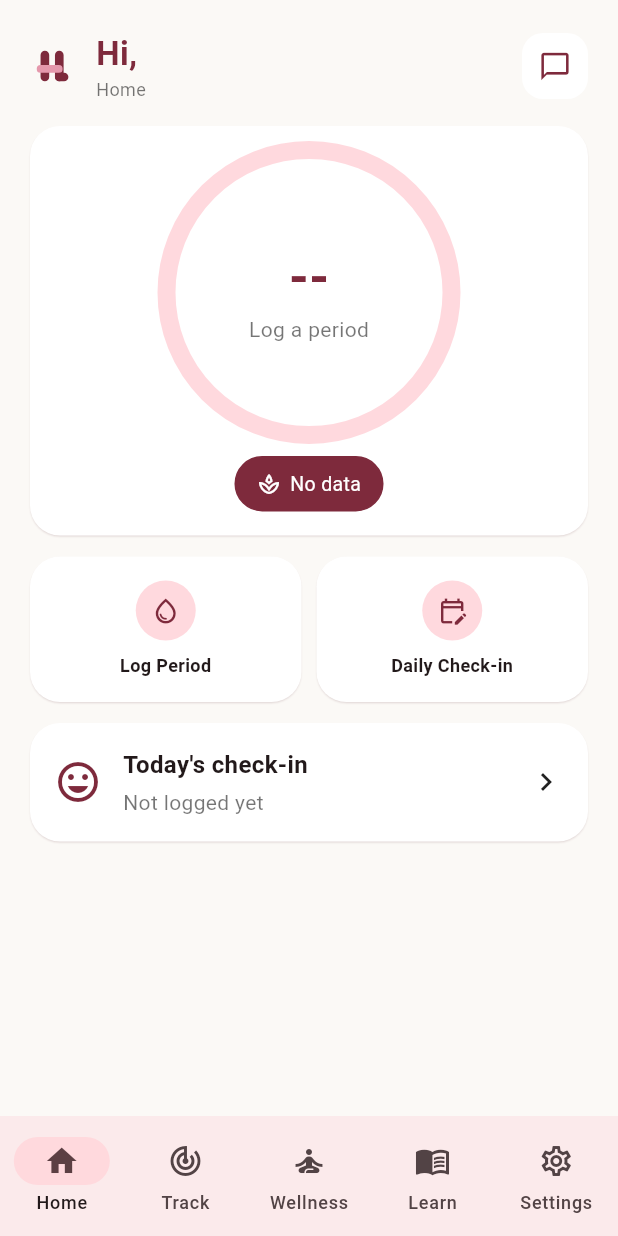
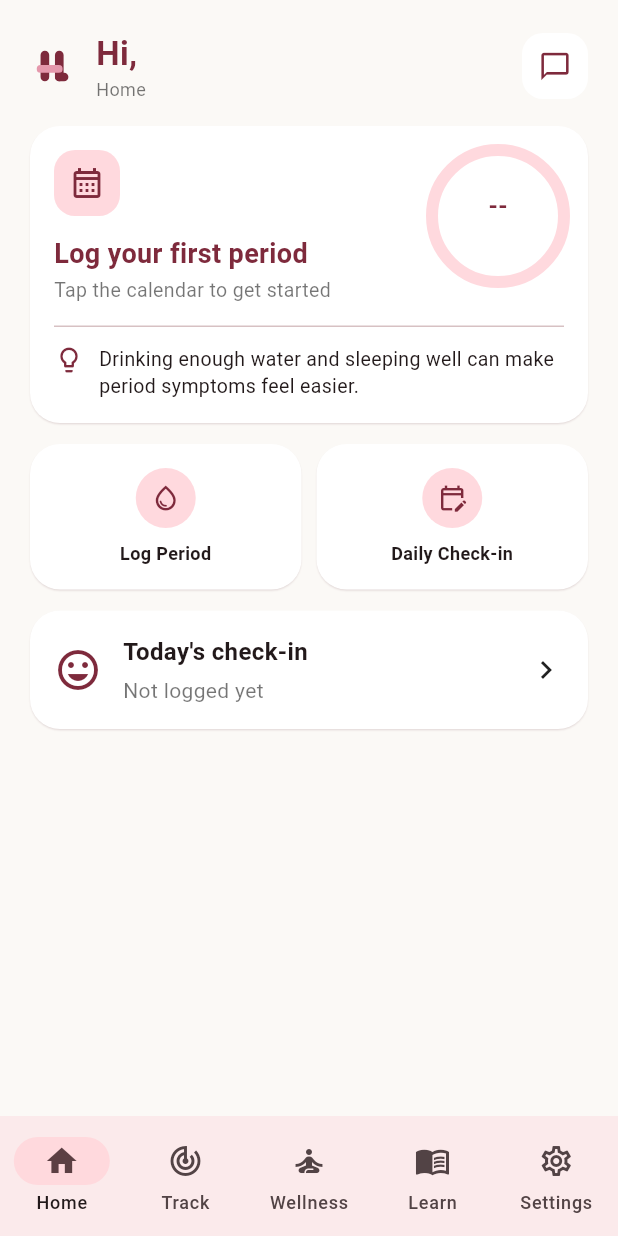
Before and after one commit to garimatilwankar/HerLife, a Flutter app: the MainNavigation screen opened directly, on a phone screen of 412 x 824 dp. Run offline on Flutter 3.47's test engine with Material 3 defaults, Android fonts, the phone set to English and light mode, and no system bars; our stand-ins replace dio, flutter_secure_storage, shared_preferences; accounts and stored records are empty; network calls fail; Roboto replaces fonts that are missing (sans).

Commit message:
feat: combined Home top card with daily stage-based fact

```diff
--- /dev/null
+++ b/lib/core/health_facts.dart
@@ -0,0 +1,68 @@
+import 'package:herlife/core/stages.dart';
+
+/// Short facts shown on Home. One new fact each day.
+/// Write new ones in your own words from trusted sources (ACOG, NHS, WHO).
+class HealthFacts {
+  static const _general = <String>[
+    'Cycle length is counted from the first day of one period to the first day of the next.',
+    'Stress and changes in sleep can shift when a period arrives.',
+    'Gentle movement like walking or stretching can ease cramps for many people.',
+    'Drinking enough water and sleeping well can make period symptoms feel easier.',
+    'Lentils, chickpeas and leafy greens are good iron-rich foods.',
+  ];
+
+  static const _byStage = <String, List<String>>{
+    LifeStages.adolescence: [
+      'In the first years after periods begin, cycles can be irregular. This is common while hormones settle.',
+      'Teen cycles can be anywhere from 21 to 45 days in the first years.',
+      'Most people get their first period between ages 10 and 15.',
+      'Calcium builds strong bones in the teen years. Milk, curd, ragi and sesame are good sources.',
+      'Changing your pad every few hours keeps you comfortable and fresh.',
+    ],
+    LifeStages.menstruation: [
+      'Your cycle has four phases: menstrual, follicular, ovulation and luteal.',
+      'Ovulation usually happens about 14 days before the next period, not always on day 14.',
+      'Tracking a few cycles helps you see what is normal for you.',
+      'A heat pack can ease cramps. If pain stops you from daily activities, talk to a doctor.',
+      'Many people feel more energetic in the first half of the cycle.',
+    ],
+    LifeStages.pregnancy: [
+      'Folic acid is recommended before and in early pregnancy. Your doctor will guide you on supplements.',
+      'Staying hydrated can help with tiredness and constipation during pregnancy.',
+      'Regular check-ups let your doctor follow your health and your baby\'s growth.',
+      'Gentle walking is fine for many pregnancies. Check with your doctor first.',
+      'Most people first feel baby movements between 18 and 25 weeks.',
+    ],
+    LifeStages.postpartum: [
+      'Bleeding after birth can last several weeks. Tell your doctor if it suddenly becomes heavy.',
+      'Feeling emotional in the first two weeks is common. If low mood lasts longer, please reach out for support.',
+      'There is no deadline for feeling like yourself again. Rest when you can.',
+      'Pelvic floor exercises can help recovery after birth.',
+      'Drinking water and eating regularly helps your energy, especially while feeding.',
+    ],
+    LifeStages.perimenopause: [
+      'Perimenopause often begins in the 40s. Cycles can get shorter, longer or skip.',
+      'Hot flashes and sleep changes are common while hormones fluctuate.',
+      'Strength training and weight-bearing exercise help protect your bones.',
+      'A cool bedroom and slow cooling breaths can help with night sweats.',
+      'Pregnancy is still possible during perimenopause.',
+    ],
+    LifeStages.menopause: [
+      'Menopause is confirmed after 12 months without a period.',
+      'Calcium, vitamin D and weight-bearing exercise support bone health.',
+      'Any bleeding after menopause should be checked by a doctor.',
+      'Walking, balanced meals and regular blood pressure checks support heart health.',
+      'A fixed bedtime and less screen time can help you sleep better.',
+    ],
+  };
+
+  /// The fact for today. The same fact all day, a new one tomorrow.
+  static String forToday(String? stage, DateTime today) {
+    final pool = <String>[
+      ...(_byStage[LifeStages.normalize(stage)] ?? const <String>[]),
+      ..._general,
+    ];
+    final dayOfYear = today.difference(DateTime(today.year, 1, 1)).inDays;
+    return pool[dayOfYear % pool.length];
+  }
+}
--- /dev/null
+++ b/lib/core/tab_nav.dart
@@ -0,0 +1,7 @@
+import 'package:flutter/foundation.dart';
+
+/// Change the bottom tab from anywhere: TabNav.index.value = 1;
+/// 0 Home, 1 Track, 2 Wellness, 3 Learn, 4 Settings.
+class TabNav {
+  static final ValueNotifier<int> index = ValueNotifier<int>(0);
+}
--- a/lib/main.dart
+++ b/lib/main.dart
@@ -14,6 +14,7 @@ import 'package:herlife/widgets/herlife_logo.dart';
 import 'package:herlife/core/network/api_client.dart';
 import 'package:herlife/core/config/app_config.dart';
 import 'package:herlife/widgets/server_config_dialog.dart';
+import 'package:herlife/core/tab_nav.dart';
 
 void main() async {
   WidgetsFlutterBinding.ensureInitialized();
@@ -232,11 +233,30 @@ class _MainNavigationState extends State<MainNavigation> {
 
   final List<Widget> screens = const [
     HomeTab(),
-    TrackTab(), // will hold the merged Track + Insights content
+    TrackTab(),
     WellnessTab(),
     LearnTab(),
     SettingsScreen(),
   ];
+
+  @override
+  void initState() {
+    super.initState();
+    TabNav.index.value = 0;
+    TabNav.index.addListener(_onTabChange);
+  }
+
+  @override
+  void dispose() {
+    TabNav.index.removeListener(_onTabChange);
+    super.dispose();
+  }
+
+  void _onTabChange() {
+    if (mounted && TabNav.index.value != currentIndex) {
+      setState(() => currentIndex = TabNav.index.value);
+    }
+  }
 
   @override
   Widget build(BuildContext context) {
@@ -244,7 +264,7 @@ class _MainNavigationState extends State<MainNavigation> {
       body: IndexedStack(index: currentIndex, children: screens),
       bottomNavigationBar: NavigationBar(
         selectedIndex: currentIndex,
-        onDestinationSelected: (i) => setState(() => currentIndex = i),
+        onDestinationSelected: (i) => TabNav.index.value = i,
         destinations: const [
           NavigationDestination(
             icon: Icon(Icons.home_outlined),
@@ -276,6 +296,7 @@ class _MainNavigationState extends State<MainNavigation> {
     );
   }
 }
+
 class CheckInScreen extends StatefulWidget {
   const CheckInScreen({super.key});
 
--- a/lib/screens/tabs/home_tab.dart
+++ b/lib/screens/tabs/home_tab.dart
@@ -1,4 +1,6 @@
 import 'package:flutter/material.dart';
+import 'package:herlife/core/health_facts.dart';
+import 'package:herlife/core/tab_nav.dart';
 import 'package:herlife/main.dart' show CheckInScreen;
 import 'package:herlife/screens/tabs/ui.dart';
 import 'package:herlife/widgets/herlife_header.dart';
@@ -13,10 +15,27 @@ class HomeTab extends StatefulWidget {
 class _HomeTabState extends State<HomeTab> {
   HerData? d;
 
+  static const _short = [
+    'Jan', 'Feb', 'Mar', 'Apr', 'May', 'Jun',
+    'Jul', 'Aug', 'Sep', 'Oct', 'Nov', 'Dec'
+  ];
+
   @override
   void initState() {
     super.initState();
     _load();
+    // Reload when the user comes back to this tab.
+    TabNav.index.addListener(_onTab);
+  }
+
+  @override
+  void dispose() {
+    TabNav.index.removeListener(_onTab);
+    super.dispose();
+  }
+
+  void _onTab() {
+    if (TabNav.index.value == 0) _load();
   }
 
   Future<void> _load() async {
@@ -41,35 +60,110 @@ class _HomeTabState extends State<HomeTab> {
   Future<void> _checkIn() async {
     await Navigator.push(
       context,
-      MaterialPageRoute(
-        builder: (_) => const CheckInScreen(),
-      ),
+      MaterialPageRoute(builder: (_) => const CheckInScreen()),
     );
 
     _load();
   }
 
+  String _day(DateTime x) => '${x.day} ${_short[x.month - 1]}';
 
-  Widget _ring(HerData d) {
+  Widget _topCard(HerData d) {
+    final today = d.today;
+    final cycle = d.avg.round();
     final has = d.cycleDay > 0;
-    final cycle = d.avg.round();
-    final toNext = d.next?.difference(d.today).inDays;
+    final last = d.last;
+
+    // Are we inside a period right now?
+    int? periodDay;
+    if (last != null) {
+      final end =
+          d.ends[last.toIso8601String()] ?? last.add(const Duration(days: 4));
+      if (!today.isBefore(last) && !today.isAfter(end)) {
+        periodDay = today.difference(last).inDays + 1;
+      }
+    }
+
+    String headline;
+    String sub;
+    if (periodDay != null) {
+      headline = 'Period day $periodDay';
+      sub = 'Be gentle with yourself today';
+    } else if (d.next != null) {
+      final toNext = d.next!.difference(today).inDays;
+      if (toNext > 0) {
+        headline = 'Next period around ${_day(d.next!)}';
+        sub = 'In about $toNext days';
+      } else if (toNext == 0) {
+        headline = 'Next period around today';
+        sub = 'It can arrive a day or two either side';
+      } else {
+        headline = 'Period may be a little late';
+        sub = 'Predicted ${-toNext} days ago. That can happen.';
+      }
+    } else {
+      headline = 'Log your first period';
+      sub = 'Tap the calendar to get started';
+    }
 
     return AppCard(
       child: Column(
+        crossAxisAlignment: CrossAxisAlignment.start,
         children: [
+          Row(
+            crossAxisAlignment: CrossAxisAlignment.start,
+            children: [
+              Expanded(
+                child: Column(
+                  crossAxisAlignment: CrossAxisAlignment.start,
+                  children: [
+                    Material(
+                      color: kBlush,
+                      borderRadius: BorderRadius.circular(14),
+                      child: InkWell(
+                        onTap: () => TabNav.index.value = 1,
+                        borderRadius: BorderRadius.circular(14),
+                        child: const Padding(
+                          padding: EdgeInsets.all(10),
+                          child: Icon(
+                            Icons.calendar_month_outlined,
+                            color: kWine,
+                            size: 24,
+                          ),
+                        ),
+                      ),
+                    ),
+                    const SizedBox(height: 12),
+                    Text(
+                      headline,
+                      style: const TextStyle(
+                        fontSize: 18,
+                        fontWeight: FontWeight.bold,
+                        color: kWine,
+                      ),
+                    ),
+                    const SizedBox(height: 2),
+                    Text(
+                      sub,
+                      style: const TextStyle(
+                        fontSize: 13,
+                        color: Colors.black54,
+                      ),
+                    ),
+                  ],
+                ),
+              ),
+              const SizedBox(width: 12),
               SizedBox(
-            width: 190,
-            height: 190,
+                width: 88,
+                height: 88,
                 child: Stack(
                   alignment: Alignment.center,
                   children: [
                     SizedBox.expand(
                       child: CircularProgressIndicator(
-                    value: has
-                        ? (d.cycleDay / cycle).clamp(0.0, 1.0)
-                        : 0,
-                    strokeWidth: 12,
+                        value: has ? (d.cycleDay / cycle).clamp(0.0, 1.0) : 0,
+                        strokeWidth: 8,
                         strokeCap: StrokeCap.round,
                         backgroundColor: kBlush,
                         color: kWine,
@@ -81,14 +175,19 @@ class _HomeTabState extends State<HomeTab> {
                         Text(
                           has ? 'Day ${d.cycleDay}' : '--',
                           style: const TextStyle(
-                        fontSize: 34,
+                            fontSize: 16,
                             fontWeight: FontWeight.bold,
                             color: kWine,
                           ),
                         ),
                         Text(
-                      has ? 'of $cycle' : 'Log a period',
+                          has
+                              ? (d.cycleDay > cycle
+                                  ? 'usual $cycle'
+                                  : 'of $cycle')
+                              : '',
                           style: const TextStyle(
+                            fontSize: 10,
                             color: Colors.black54,
                           ),
                         ),
@@ -97,21 +196,21 @@ class _HomeTabState extends State<HomeTab> {
                   ],
                 ),
               ),
+            ],
+          ),
           const SizedBox(height: 14),
-          Wrap(
-            spacing: 8,
+          const Divider(height: 1),
+          const SizedBox(height: 12),
+          Row(
+            crossAxisAlignment: CrossAxisAlignment.start,
             children: [
-              Pill(
-                d.phase,
-                selected: true,
-                icon: Icons.spa_outlined,
+              const Icon(Icons.lightbulb_outline, color: kWine, size: 20),
+              const SizedBox(width: 10),
+              Expanded(
+                child: Text(
+                  HealthFacts.forToday(d.stage, today),
+                  style: const TextStyle(fontSize: 13, height: 1.4),
                 ),
-              if (toNext != null)
-                Pill(
-                  toNext >= 0
-                      ? 'Next in $toNext d'
-                      : 'Late by ${-toNext} d',
-                  icon: Icons.event_outlined,
               ),
             ],
           ),
@@ -120,11 +219,7 @@ class _HomeTabState extends State<HomeTab> {
     );
   }
 
-  Widget _action(
-    IconData icon,
-    String label,
-    VoidCallback onTap,
-  ) {
+  Widget _action(IconData icon, String label, VoidCallback onTap) {
     return Expanded(
       child: AppCard(
         onTap: onTap,
@@ -132,11 +227,7 @@ class _HomeTabState extends State<HomeTab> {
           children: [
             CircleAvatar(
               backgroundColor: kBlush,
-              child: Icon(
-                icon,
-                color: kWine,
-                size: 20,
-              ),
+              child: Icon(icon, color: kWine, size: 20),
             ),
             const SizedBox(height: 8),
             Text(
@@ -153,106 +244,6 @@ class _HomeTabState extends State<HomeTab> {
     );
   }
 
-  @override
-  Widget build(BuildContext context) {
-    final data = d;
-
-    if (data == null) {
-      return const Center(
-        child: CircularProgressIndicator(),
-      );
-    }
-
-    return Scaffold(
-      backgroundColor: kBg,
-      body: SafeArea(
-        child: RefreshIndicator(
-          onRefresh: _load,
-          child: ListView(
-            padding: const EdgeInsets.all(20),
-            children: [
-              const HerLifeHeader(subtitle: 'Home'),              const SizedBox(height: 16),
-              _ring(data),
-              const SizedBox(height: 14),
-              Row(
-                children: [
-                  _action(
-                    Icons.water_drop_outlined,
-                    'Log Period',
-                    _logPeriod,
-                  ),
-                  const SizedBox(width: 10),
-                  _action(
-                    Icons.edit_calendar_outlined,
-                    'Daily Check-in',
-                    _checkIn,
-                  ),
-                ],
-              ),
-              const SizedBox(height: 14),
-              AppCard(
-                onTap: _checkIn,
-                child: Row(
-                  children: [
-                    const Icon(
-                      Icons.mood_outlined,
-                      color: kWine,
-                      size: 32,
-                    ),
-                    const SizedBox(width: 14),
-                    Expanded(
-                      child: Column(
-                        crossAxisAlignment:
-                            CrossAxisAlignment.start,
-                        children: [
-                          const Text(
-                            "Today's check-in",
-                            style: TextStyle(
-                              fontSize: 16,
-                              fontWeight: FontWeight.bold,
-                            ),
-                          ),
-                          const SizedBox(height: 4),
-                          Text(
-                            data.mood ?? 'Not logged yet',
-                            style: const TextStyle(
-                              color: Colors.black54,
-                            ),
-                          ),
-                        ],
-                      ),
-                    ),
-                    const Icon(Icons.chevron_right),
-                  ],
-                ),
-              ),
-              if (data.last != null) ...[
-                const SizedBox(height: 14),
-                Row(
-                  children: [
-                    Expanded(
-                      child: _stat(
-                        'Last period',
-                        data.fmt(data.last!),
-                      ),
-                    ),
-                    const SizedBox(width: 10),
-                    Expanded(
-                      child: _stat(
-                        'Cycles',
-                        '${data.lengths.length}',
-                      ),
-                    ),
-                  ],
-                ),
-              ],
-            ],
-          ),
-        ),
-      ),
-    );
-  }
-
   Widget _stat(String label, String value) {
     return AppCard(
       child: Column(
@@ -260,10 +251,7 @@ class _HomeTabState extends State<HomeTab> {
         children: [
           Text(
             label,
-            style: const TextStyle(
-              fontSize: 12,
-              color: Colors.black54,
-            ),
+            style: const TextStyle(fontSize: 12, color: Colors.black54),
           ),
           const SizedBox(height: 4),
           Text(
@@ -278,4 +266,82 @@ class _HomeTabState extends State<HomeTab> {
       ),
     );
   }
+
+  @override
+  Widget build(BuildContext context) {
+    final data = d;
+
+    if (data == null) {
+      return const Center(child: CircularProgressIndicator());
     }
+
+    return Scaffold(
+      backgroundColor: kBg,
+      body: SafeArea(
+        child: RefreshIndicator(
+          onRefresh: _load,
+          child: ListView(
+            padding: const EdgeInsets.all(20),
+            children: [
+              const HerLifeHeader(subtitle: 'Home'),
+              const SizedBox(height: 16),
+              _topCard(data),
+              const SizedBox(height: 14),
+              Row(
+                children: [
+                  _action(Icons.water_drop_outlined, 'Log Period', _logPeriod),
+                  const SizedBox(width: 10),
+                  _action(
+                    Icons.edit_calendar_outlined,
+                    'Daily Check-in',
+                    _checkIn,
+                  ),
+                ],
+              ),
+              const SizedBox(height: 14),
+              AppCard(
+                onTap: _checkIn,
+                child: Row(
+                  children: [
+                    const Icon(Icons.mood_outlined, color: kWine, size: 32),
+                    const SizedBox(width: 14),
+                    Expanded(
+                      child: Column(
+                        crossAxisAlignment: CrossAxisAlignment.start,
+                        children: [
+                          const Text(
+                            "Today's check-in",
+                            style: TextStyle(
+                              fontSize: 16,
+                              fontWeight: FontWeight.bold,
+                            ),
+                          ),
+                          const SizedBox(height: 4),
+                          Text(
+                            data.mood ?? 'Not logged yet',
+                            style: const TextStyle(color: Colors.black54),
+                          ),
+                        ],
+                      ),
+                    ),
+                    const Icon(Icons.chevron_right),
+                  ],
+                ),
+              ),
+              if (data.last != null) ...[
+                const SizedBox(height: 14),
+                Row(
+                  children: [
+                    Expanded(child: _stat('Last period', data.fmt(data.last!))),
+                    const SizedBox(width: 10),
+                    Expanded(child: _stat('Cycles', '${data.lengths.length}')),
+                  ],
+                ),
+              ],
+            ],
+          ),
+        ),
+      ),
+    );
+  }
+}
```
Also changed, not shown: 1 other file. Lines whose indentation alone changed are shown as unchanged.
